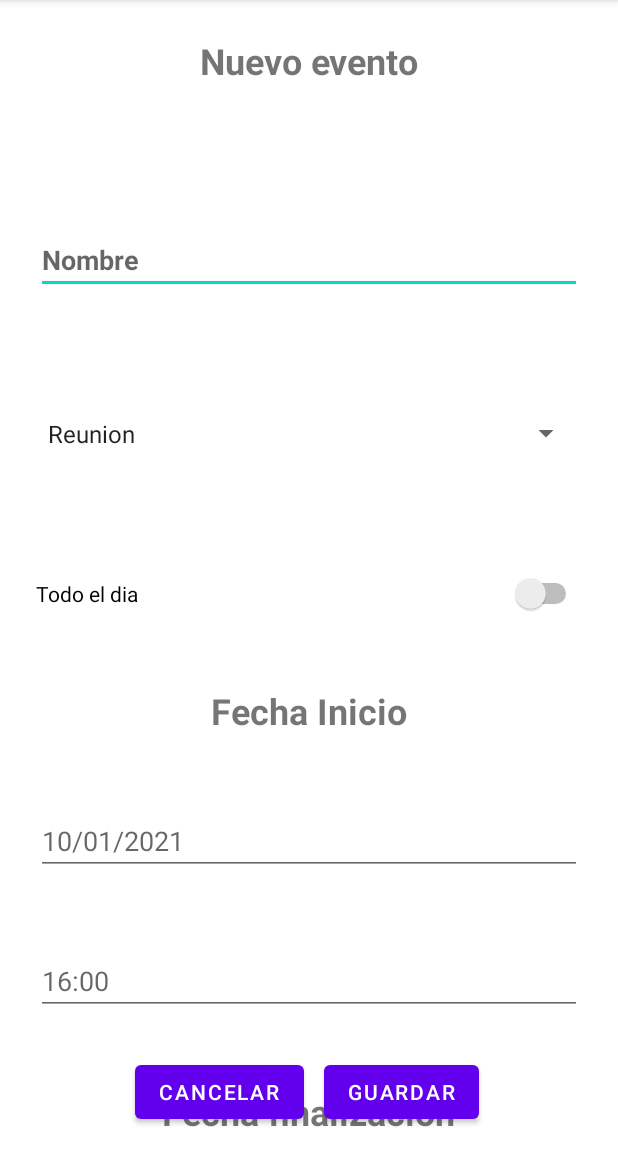
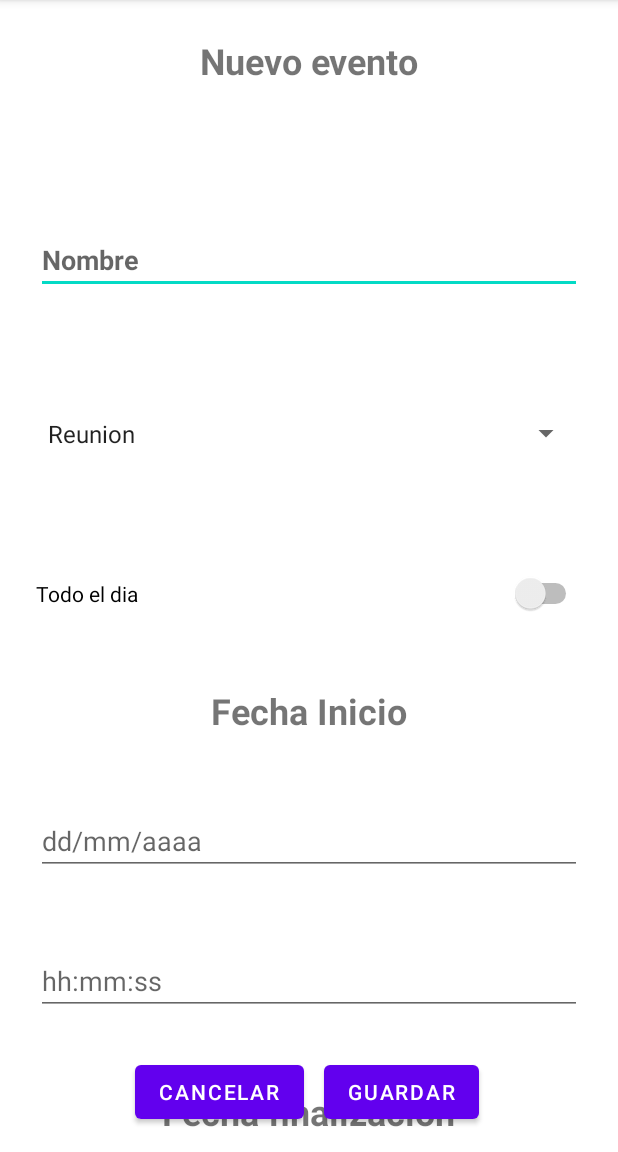
Before and after one commit to nikacer/Kotlin_entrega_3, an Android app: the screen it shows after launch (MainActivity), on a phone screen of 412 x 824 dp, the part 84-1236 px from its top. Run offline under Robolectric (Android 15) with nearby library versions, the phone set to English and light mode, and no system bars.

Commit message:
se agregan validaciones

```diff
--- a/app/src/main/res/layout/fragment_first.xml
+++ b/app/src/main/res/layout/fragment_first.xml
@@ -106,7 +106,7 @@
                 android:layout_width="match_parent"
                 android:layout_height="wrap_content"
                 android:layout_margin="24dp"
-                android:hint="10/01/2021"
+                android:hint="dd/mm/aaaa"
                 android:inputType="date"
                 />
 
@@ -115,13 +115,11 @@
                 android:layout_width="match_parent"
                 android:layout_height="wrap_content"
                 android:layout_margin="24dp"
-                android:hint="16:00"
+                android:hint="hh:mm:ss"
                 android:visibility="visible"
                 android:inputType="time"
                 />
 
-
-            /////
 
             <TextView
                 android:id="@+id/dateFinishTitle"
@@ -138,7 +136,7 @@
                 android:layout_width="match_parent"
                 android:layout_height="wrap_content"
                 android:layout_margin="24dp"
-                android:hint="2021/01/28"
+                android:hint="dd/mm/aaaa"
                 android:inputType="date"
                 />
 
@@ -147,7 +145,7 @@
                 android:layout_width="match_parent"
                 android:layout_height="wrap_content"
                 android:layout_margin="24dp"
-                android:hint="13:00"
+                android:hint="hh:mm:ss"
                 android:inputType="time"
                 />
             <EditText
```
